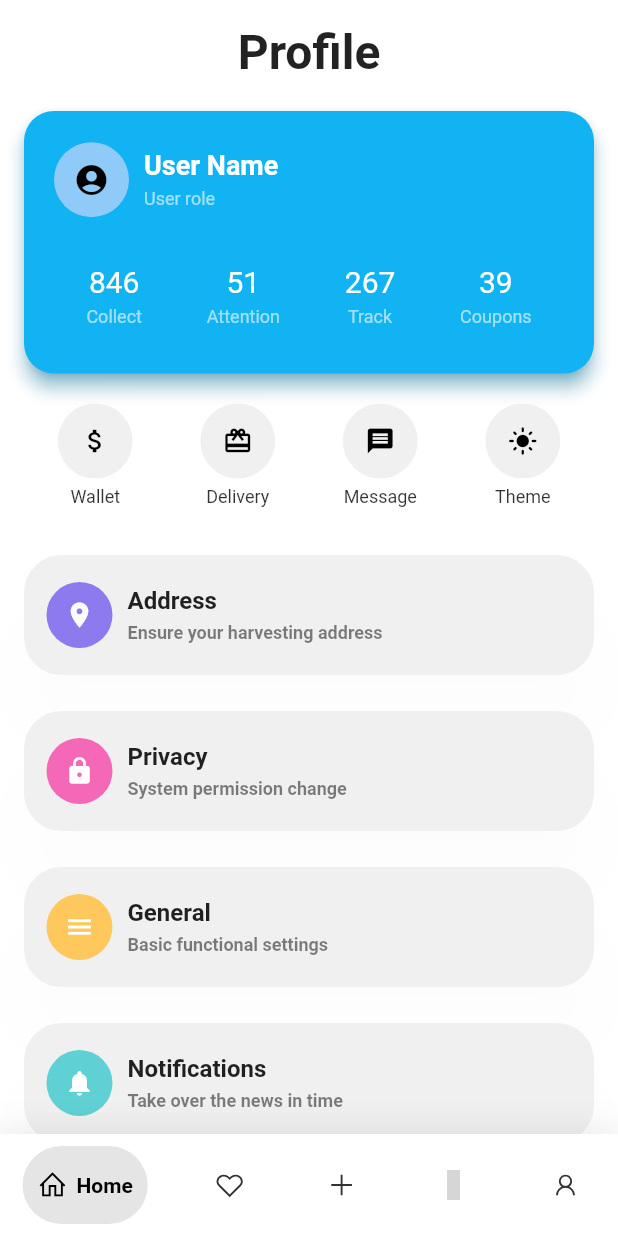
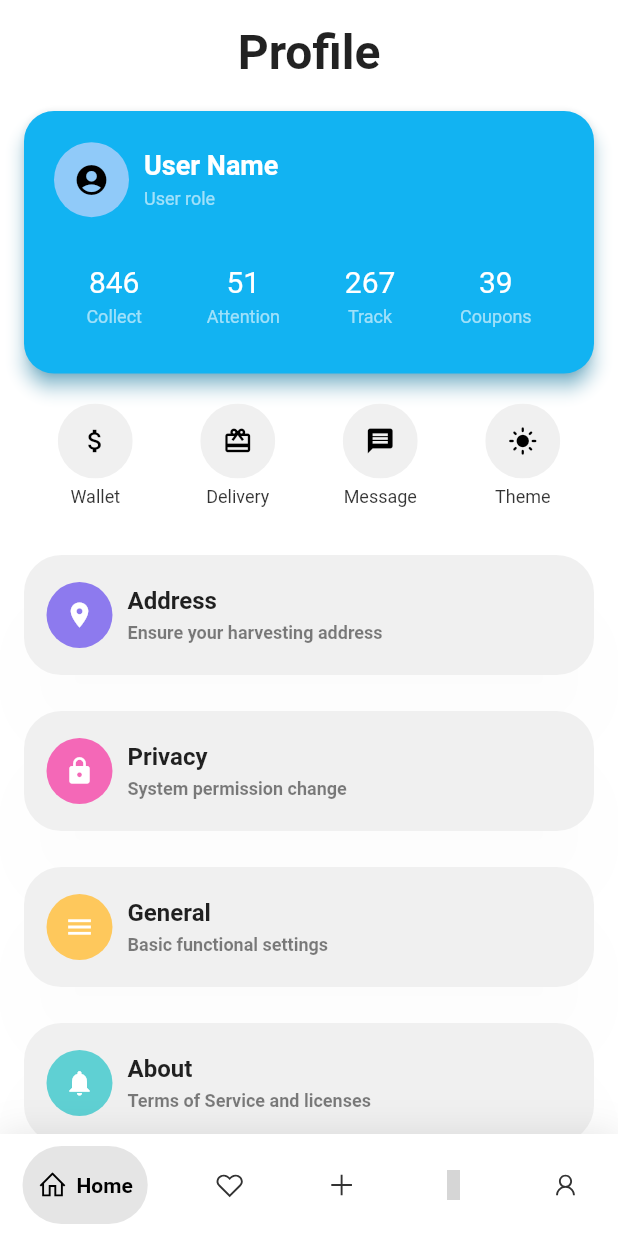
Before and after one commit to ArintonAkos/My-Instrument, a Flutter app: the UserPage screen opened by its route, on a phone screen of 412 x 824 dp. Run offline on Flutter 3.47's test engine with Material 2 defaults, Android fonts, the phone set to English and light mode, and no system bars; drawn by our look-alikes of google_nav_bar; our stand-ins replace flutter_modular, flutter_svg, font_awesome_flutter, line_icons, liquid_swipe, parse_server_sdk and 2 more; accounts and stored records are empty; grey boxes are pictures that could not be loaded.

Commit message:
About page & cards

```diff
--- a/lib/bloc/main/profile/user_settings_page.dart
+++ b/lib/bloc/main/profile/user_settings_page.dart
@@ -3,6 +3,7 @@ import 'package:flutter_modular/flutter_modular.dart';
 import 'package:my_instrument/services/auth/auth_model.dart';
 import 'package:my_instrument/shared/theme/theme_manager.dart';
 import 'package:my_instrument/shared/translation/app_localizations.dart';
+import 'package:my_instrument/shared/widgets/card_item.dart';
 import 'package:my_instrument/shared/widgets/info_snackbar.dart';
 import 'package:provider/provider.dart';
 import 'package:styled_widget/styled_widget.dart';
@@ -29,7 +30,7 @@ class _UserPageState extends State<UserPage> {
               ).alignment(Alignment.center).padding(bottom: 20),
               const UserCard(),
               const ActionsRow(),
-              const Settings(),
+              const Settings(settingsItems: _settingsItems)
             ].toColumn()),
       ),
     );
@@ -177,22 +178,6 @@ class ActionsRow extends StatelessWidget {
   ].toRow(mainAxisAlignment: MainAxisAlignment.spaceAround);
 }
 
-class SettingsItemModel {
-  final IconData icon;
-  final Color color;
-  final String title;
-  final String description;
-  final Function(BuildContext context)? onTap;
-
-  const SettingsItemModel({
-    required this.color,
-    required this.description,
-    required this.icon,
-    required this.title,
-    this.onTap
-  });
-}
-
 logoutUser(BuildContext context) async {
   var authModel = Modular.get<AuthModel>();
   var result = await authModel.signOut();
@@ -208,38 +193,43 @@ logoutUser(BuildContext context) async {
   }
 }
 
-const List<SettingsItemModel> settingsItems = [
-  SettingsItemModel(
+navigateToAboutPage(BuildContext context) {
+  Modular.to.pushNamed('/about');
+}
+
+const List<CardItemModel> _settingsItems = [
+  CardItemModel(
     icon: Icons.location_on,
     color: Color(0xff8D7AEE),
     title: 'Address',
     description: 'Ensure your harvesting address',
   ),
-  SettingsItemModel(
+  CardItemModel(
     icon: Icons.lock,
     color: Color(0xffF468B7),
     title: 'Privacy',
     description: 'System permission change',
   ),
-  SettingsItemModel(
+  CardItemModel(
     icon: Icons.menu,
     color: Color(0xffFEC85C),
     title: 'General',
     description: 'Basic functional settings',
   ),
-  SettingsItemModel(
+  CardItemModel(
     icon: Icons.notifications,
     color: Color(0xff5FD0D3),
-    title: 'Notifications',
-    description: 'Take over the news in time',
+    title: 'About',
+    description: 'Terms of Service and licenses',
+    onTap: navigateToAboutPage
   ),
-  SettingsItemModel(
+  CardItemModel(
     icon: Icons.question_answer,
     color: Color(0xffBFACAA),
     title: 'Support',
     description: 'We are here to help',
   ),
-  SettingsItemModel(
+  CardItemModel(
     icon: Icons.logout,
     color: Color(0xff1ABC9C),
     title: 'Sign out',
@@ -249,10 +239,14 @@ const List<SettingsItemModel> settingsItems = [
 ];
 
 class Settings extends StatelessWidget {
-  const Settings({Key? key}) : super(key: key);
+  final List<CardItemModel> settingsItems;
+  const Settings({
+    Key? key,
+    required this.settingsItems
+  }) : super(key: key);
 
   @override
-  Widget build(BuildContext context) => settingsItems
+  Widget build(BuildContext context) => this.settingsItems
       .map((settingsItem) => SettingsItem(
       icon: settingsItem.icon,
       iconBgColor: settingsItem.color,
--- /dev/null
+++ b/lib/shared/widgets/card_item.dart
@@ -0,0 +1,17 @@
+import 'package:flutter/cupertino.dart';
+
+class CardItemModel {
+  final IconData icon;
+  final Color color;
+  final String title;
+  final String description;
+  final Function(BuildContext context)? onTap;
+
+  const CardItemModel({
+    required this.color,
+    required this.description,
+    required this.icon,
+    required this.title,
+    this.onTap
+  });
+}
```
Also changed, not shown: lib/bloc/main/profile/about/about.dart (added, +58 -0 lines), lib/modular/app_module.dart (+7 -0 lines).
